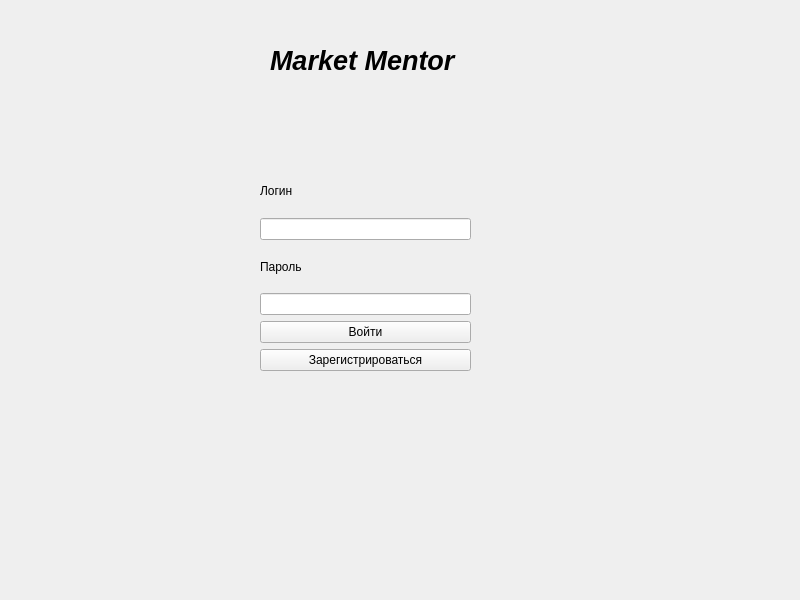
Before: the Qt Designer form gui/project/src/authorizationwindow.ui in cpp-park-vk-education/2023_1_HAC, drawn with Qt 5.
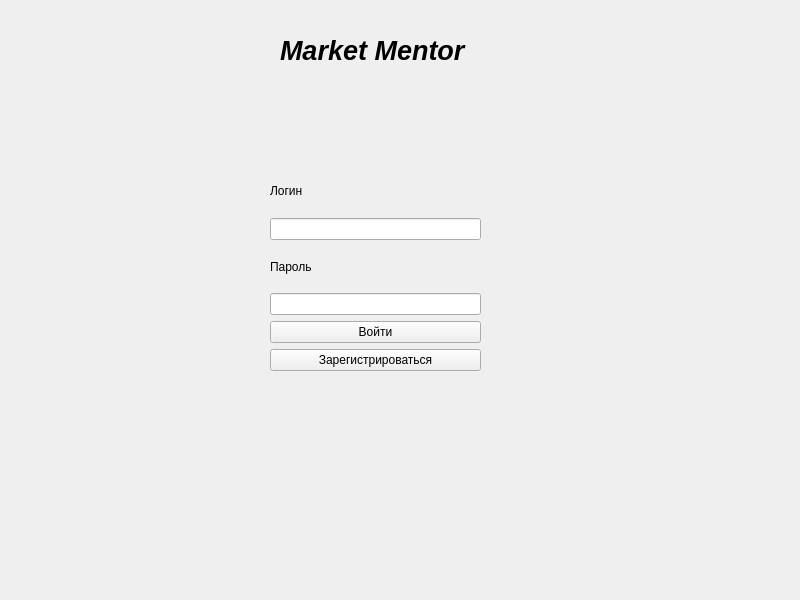
After: the same form once the commit is applied.

The edit to the form file:
```diff
--- a/gui/project/src/authorizationwindow.ui
+++ b/gui/project/src/authorizationwindow.ui
@@ -16,7 +16,7 @@
   <widget class="QWidget" name="layoutWidget">
    <property name="geometry">
     <rect>
-     <x>260</x>
+     <x>270</x>
      <y>170</y>
      <width>211</width>
      <height>201</height>
@@ -62,8 +62,8 @@
   <widget class="QLabel" name="label">
    <property name="geometry">
     <rect>
-     <x>270</x>
-     <y>20</y>
+     <x>280</x>
+     <y>10</y>
      <width>191</width>
      <height>81</height>
     </rect>
```
